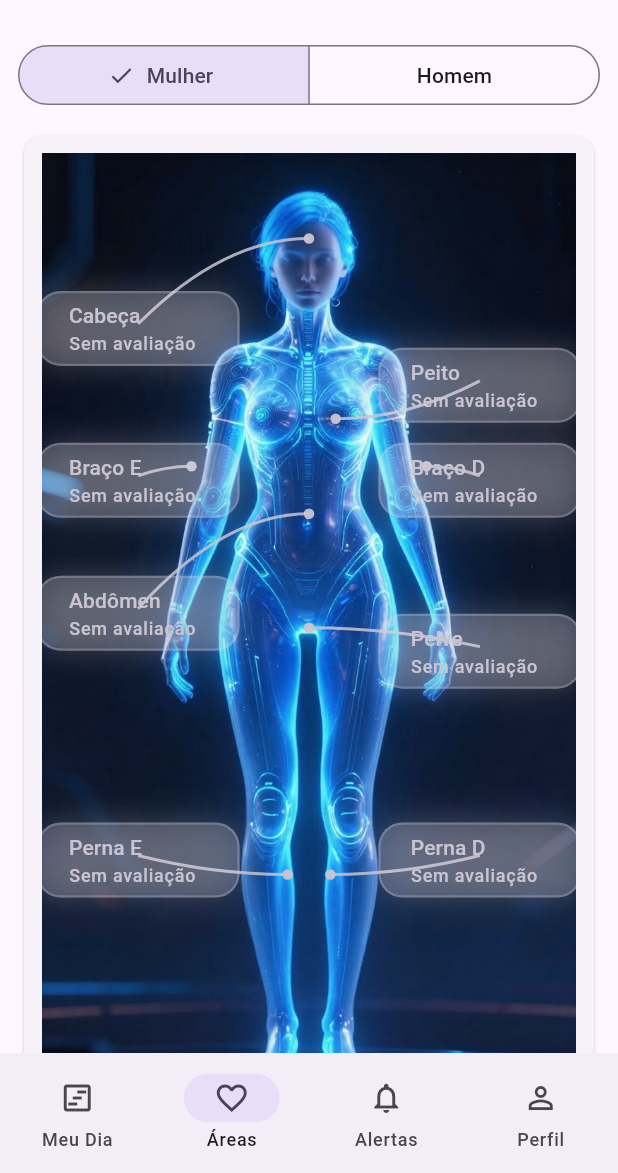
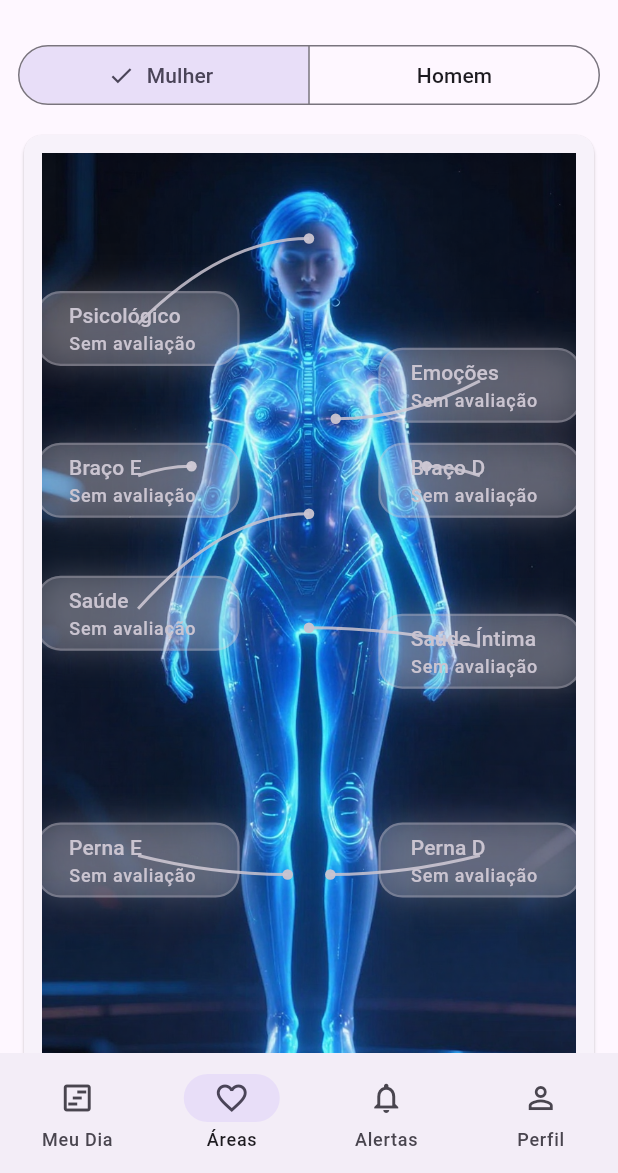
Before and after one commit to Fabrithizio/Vida_app, a Flutter app: the HomePage screen opened directly, item 2 of the bottom bar chosen, on a phone screen of 412 x 824 dp, the part 63-1236 px from its top. Run offline on Flutter 3.47's test engine with Material 3 defaults, Android fonts, the phone set to English and light mode, and no system bars; our stand-ins replace flutter_local_notifications, flutter_svg, hive_flutter, package_info_plus, shared_preferences, timezone; accounts and stored records are empty.

Commit message:
melhorias na imagems de areas

```diff
--- a/lib/presentation/pages/home/tabs/areas/areas_balloon_config.dart
+++ b/lib/presentation/pages/home/tabs/areas/areas_balloon_config.dart
@@ -25,19 +25,19 @@ class AreasBalloonConfig {
       return const [
         BalloonSpec(
           areaId: 'head',
-          title: 'Cabeça',
+          title: 'Psicológico',
           from: Offset(0.50, 0.09),
           to: Offset(0.18, 0.18),
         ),
         BalloonSpec(
           areaId: 'chest',
-          title: 'Peito',
+          title: 'Emoções',
           from: Offset(0.55, 0.28),
           to: Offset(0.82, 0.24),
         ),
         BalloonSpec(
           areaId: 'abdomen',
-          title: 'Abdômen',
+          title: 'Saúde',
           from: Offset(0.50, 0.38),
           to: Offset(0.18, 0.48),
         ),
@@ -65,10 +65,9 @@ class AreasBalloonConfig {
           from: Offset(0.54, 0.76),
           to: Offset(0.82, 0.74),
         ),
-        // Se você tiver área pélvica no catálogo/hitmap feminino:
         BalloonSpec(
           areaId: 'pelvis',
-          title: 'Pelve',
+          title: 'Saúde Íntima',
           from: Offset(0.50, 0.50),
           to: Offset(0.82, 0.52),
         ),
@@ -78,19 +77,19 @@ class AreasBalloonConfig {
     return const [
       BalloonSpec(
         areaId: 'head',
-        title: 'Cabeça',
+        title: 'Psicológico',
         from: Offset(0.50, 0.09),
         to: Offset(0.18, 0.18),
       ),
       BalloonSpec(
         areaId: 'chest',
-        title: 'Peito',
+        title: 'Emoções',
         from: Offset(0.50, 0.28),
         to: Offset(0.82, 0.24),
       ),
       BalloonSpec(
         areaId: 'abdomen',
-        title: 'Abdômen',
+        title: 'Saúde',
         from: Offset(0.50, 0.38),
         to: Offset(0.18, 0.48),
       ),
@@ -120,7 +119,7 @@ class AreasBalloonConfig {
       ),
       BalloonSpec(
         areaId: 'pelvis',
-        title: 'Pelve',
+        title: 'Saúde Íntima',
         from: Offset(0.50, 0.50),
         to: Offset(0.82, 0.52),
       ),
--- a/lib/presentation/pages/home/tabs/areas/areas_catalog.dart
+++ b/lib/presentation/pages/home/tabs/areas/areas_catalog.dart
@@ -14,19 +14,27 @@ class AreasCatalog {
           AreaItemDef(id: 'emocao', title: 'Emoção'),
           AreaItemDef(id: 'aprendizado', title: 'Aprendizado'),
           AreaItemDef(id: 'foco', title: 'Foco'),
+
+          // ✅ ADICIONE MAIS AQUI
+          AreaItemDef(id: 'memoria', title: 'Memória'),
+          AreaItemDef(id: 'criatividade', title: 'Criatividade'),
+          AreaItemDef(id: 'estresse', title: 'Estresse'),
         ];
+
       case 'chest':
         return const [
           AreaItemDef(id: 'respiracao', title: 'Respiração'),
           AreaItemDef(id: 'energia', title: 'Energia'),
           AreaItemDef(id: 'postura', title: 'Postura'),
         ];
+
       case 'abdomen':
         return const [
           AreaItemDef(id: 'alimentacao', title: 'Alimentação'),
           AreaItemDef(id: 'digestao', title: 'Digestão'),
           AreaItemDef(id: 'sono', title: 'Sono'),
         ];
+
       case 'leftArm':
       case 'rightArm':
         return const [
@@ -34,6 +42,7 @@ class AreasCatalog {
           AreaItemDef(id: 'dor', title: 'Dor'),
           AreaItemDef(id: 'mobilidade', title: 'Mobilidade'),
         ];
+
       case 'leftLeg':
       case 'rightLeg':
         return const [
@@ -48,6 +57,7 @@ class AreasCatalog {
           AreaItemDef(id: 'higiene', title: 'Higiene'),
           AreaItemDef(id: 'dor_desconforto', title: 'Dor / Desconforto'),
         ];
+
       default:
         return const [AreaItemDef(id: 'geral', title: 'Geral')];
     }
--- a/pubspec.yaml
+++ b/pubspec.yaml
@@ -2,7 +2,7 @@ name: vida_app
 description: "A new Flutter project."
 
 # Versão do app (major.minor.patch+build)
-version: 1.0.0+4
+version: 1.0.0+5
 
 environment:
   sdk: ^3.10.7
```
